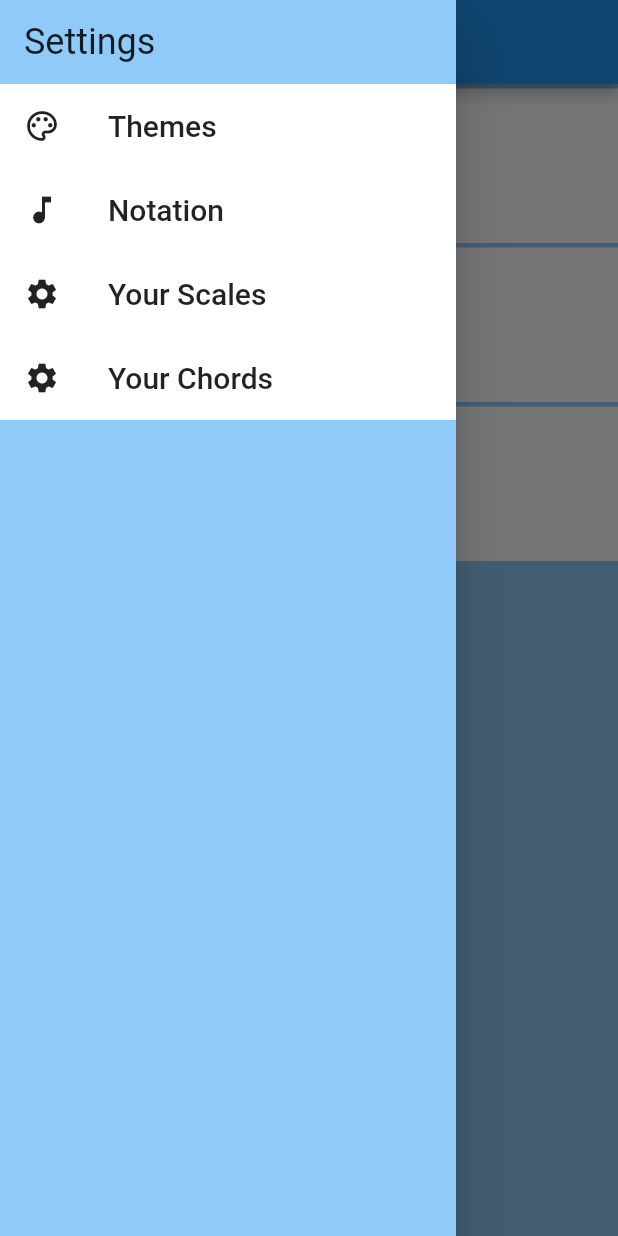
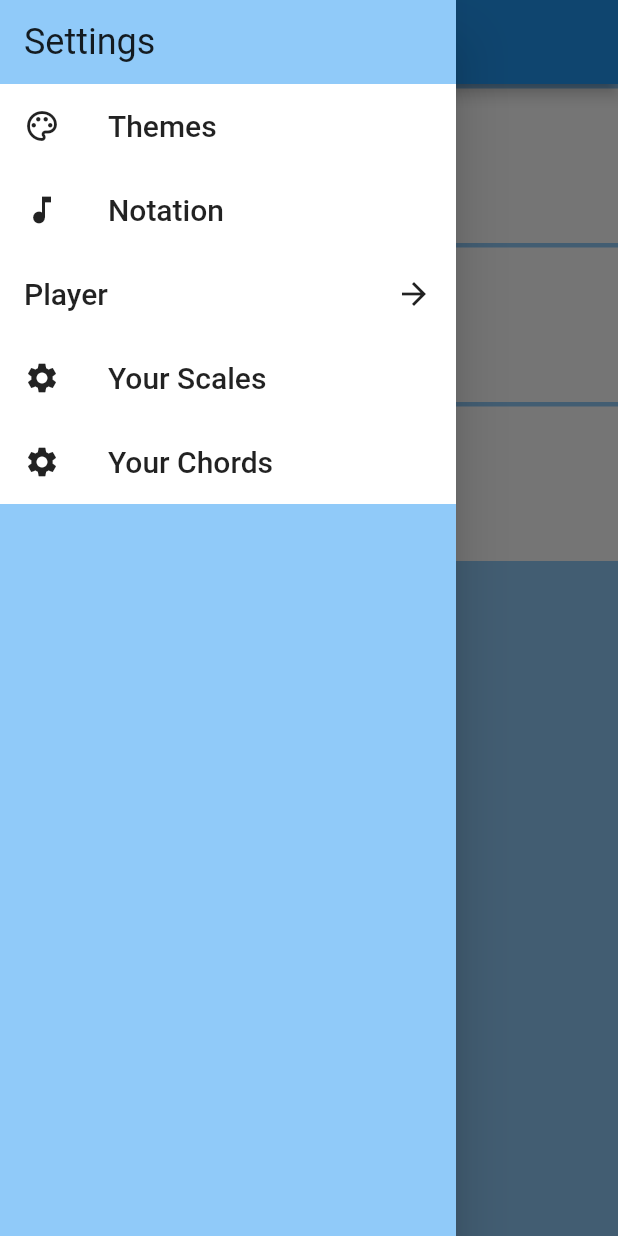
Before and after one commit to UdrK/Musical_Vocabulary, a Flutter app: the HomeScreen screen opened directly, with the side drawer open, on a phone screen of 412 x 824 dp. Run offline on Flutter 3.47's test engine with Material 2 defaults, Android fonts, the phone set to English and light mode, and no system bars; our stand-ins replace flutter_colorpicker, numberpicker, shared_preferences; missing offline and left inert: flutter_midi; accounts and stored records are empty; statements that could not run were skipped.

```diff
--- a/lib/HomeScreen.dart
+++ b/lib/HomeScreen.dart
@@ -71,6 +71,22 @@ class HomeScreen extends StatelessWidget {
                     leading: Icon(
                       Icons.music_note,
                       color: Theme.of(context).textTheme.headline6.color,
+                    ),
+                  ),
+                ),
+              ),
+              Material(
+                color: Theme.of(context).cardColor,
+                child: InkWell(
+                  onTap:() {},
+                  child: ListTile(
+                    title: Text(
+                      "Player",
+                      style: Theme.of(context).textTheme.headline6,
+                    ),
+                    trailing: Icon(
+                      Icons.arrow_forward,
+                      color: Theme.of(context).iconTheme.color,
                     ),
                   ),
                 ),
--- a/pubspec.yaml
+++ b/pubspec.yaml
@@ -51,7 +51,8 @@ flutter_icons:
 
 # The following section is specific to Flutter.
 flutter:
-
+  assets:
+    - assets/soundfonts/Yamaha-Grand-Lite-v2.0.sf2
   # The following line ensures that the Material Icons font is
   # included with your application, so that you can use the icons in
   # the material Icons class.
```
Also changed, not shown: lib/MusicTheory.dart (+12 -0 lines), lib/ResultsScreen.dart (+27 -1 lines), lib/UserElementScreen.dart (+6 -3 lines), 1 other file.
